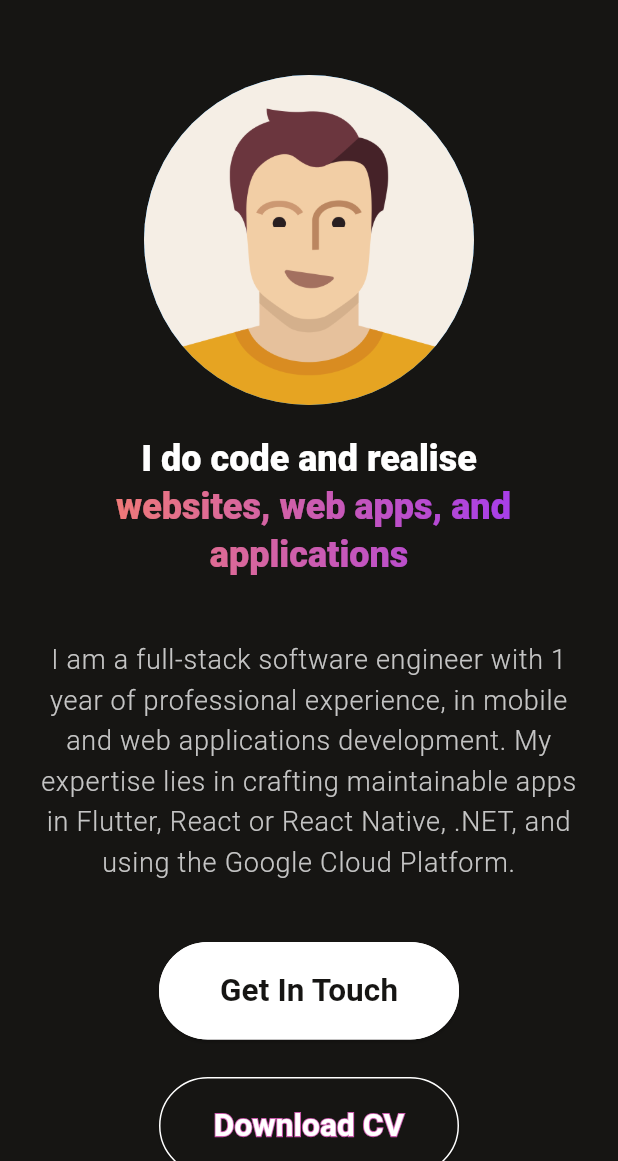
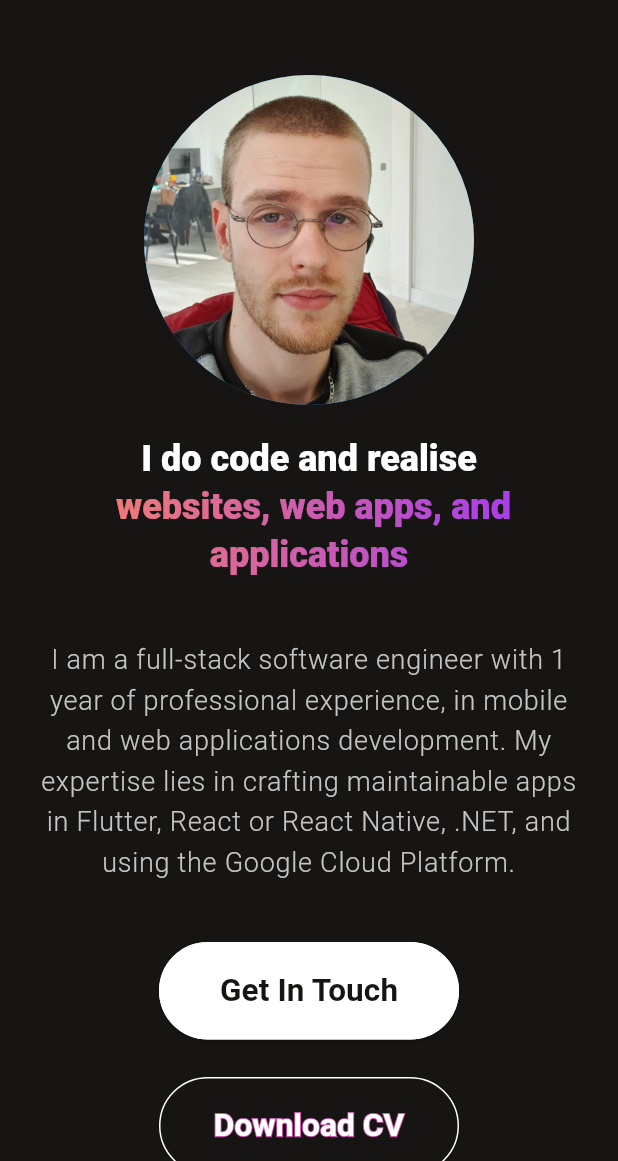
Before and after one commit to sakayase/FL-Portfolio, a Flutter app: the screen it shows after launch, on a phone screen of 412 x 824 dp, the part 75-1236 px from its top. Run offline on Flutter 3.47's test engine with Material 3 defaults, Android fonts, the phone set to English and light mode, and no system bars; our stand-ins replace flutter_svg, logger; missing offline and left inert: dart:html; Roboto replaces fonts that are missing (Poppins).

Commit message:
modification avatar

```diff
--- a/lib/components/avatar.dart
+++ b/lib/components/avatar.dart
@@ -20,7 +20,10 @@ class Avatar extends StatelessWidget {
           height: 220,
           width: 220,
           color: Colors.blue,
-          child: Image.asset('assets/avatar_placeholder.png'),
+          child: Image.asset(
+            'assets/ppict.jpg',
+            fit: BoxFit.cover,
+          ),
         ),
       ),
     );
```
Also changed, not shown: assets/ppict.jpg (added).
